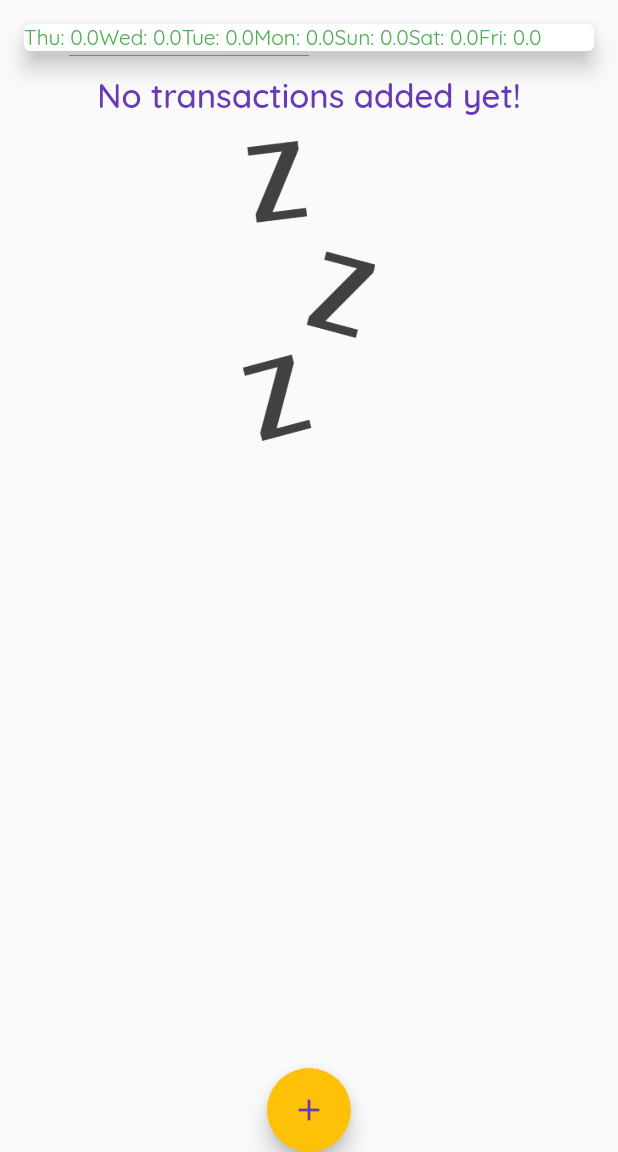
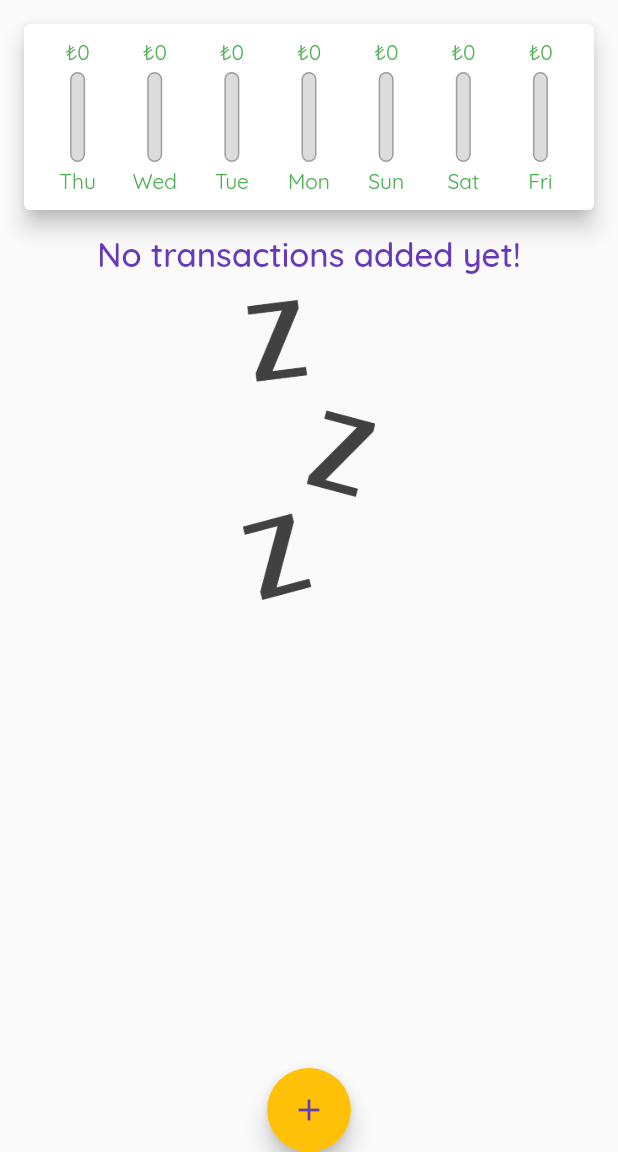
Before and after one commit to gunumdogdu/expenses_wallet_app, a Flutter app: the screen it shows after launch, on a phone screen of 412 x 824 dp, the part 84-1236 px from its top. Run offline on Flutter 3.47's test engine with Material 2 defaults, Android fonts, the phone set to English and light mode, and no system bars.

Commit message:
Chart logic fix

```diff
--- a/lib/widgets/chart.dart
+++ b/lib/widgets/chart.dart
@@ -1,6 +1,7 @@
 import 'package:flutter/material.dart';
 import 'package:intl/intl.dart';
 import '../models/transaction.dart';
+import './chart_bar.dart';
 
 class Chart extends StatelessWidget {
   final List<Transaction> recentTransactions;
@@ -29,15 +30,34 @@ class Chart extends StatelessWidget {
     );
   }
 
+  double get emirSpending {
+    return groupedTransactionValues.fold(0.0, (sum, item) {
+      return sum + (item['amount'] as double);
+    });
+  }
+
   @override
   Widget build(BuildContext context) {
     return Card(
       elevation: 6,
       margin: EdgeInsets.all(16),
-      child: Row(
-        children: groupedTransactionValues.map((data) {
-          return Text('${data['day']}: ${data['amount']}');
-        }).toList(),
+      child: Padding(
+        padding: EdgeInsets.all(10),
+        child: Row(
+          mainAxisAlignment: MainAxisAlignment.spaceAround,
+          children: groupedTransactionValues.map((data) {
+            return Flexible(
+              fit: FlexFit.tight,
+              child: ChartBar(
+                data['day'] as String,
+                data['amount'] as double,
+                emirSpending == 0.0
+                    ? 0.0
+                    : (data['amount'] as double) / emirSpending,
+              ),
+            );
+          }).toList(),
+        ),
       ),
     );
   }
--- a/lib/widgets/chart_bar.dart
+++ b/lib/widgets/chart_bar.dart
@@ -0,0 +1,53 @@
+import 'package:flutter/material.dart';
+import 'package:intl/intl.dart';
+
+class ChartBar extends StatelessWidget {
+  final String label;
+  final double spendingAmount;
+  final double spendingPctOfTotal;
+
+  ChartBar(this.label, this.spendingAmount, this.spendingPctOfTotal);
+
+  @override
+  Widget build(BuildContext context) {
+    final currencyFormat = NumberFormat.compact();
+    final formattedAmount = currencyFormat.format(spendingAmount);
+    return Column(
+      children: [
+        Text('\₺${formattedAmount}'),
+        // Text('\₺${spendingAmount.toStringAsFixed(2)}'),
+        SizedBox(
+          height: 4,
+        ),
+        Container(
+          height: 60,
+          width: 10,
+          child: Stack(
+            children: [
+              Container(
+                decoration: BoxDecoration(
+                  border: Border.all(color: Colors.grey, width: 1),
+                  color: Color.fromRGBO(220, 220, 220, 1),
+                  borderRadius: BorderRadius.circular(10),
+                ),
+              ),
+              FractionallySizedBox(
+                heightFactor: spendingPctOfTotal,
+                child: Container(
+                  decoration: BoxDecoration(
+                    color: Theme.of(context).primaryColor,
+                    borderRadius: BorderRadius.circular(10),
+                  ),
+                ),
+              ),
+            ],
+          ),
+        ),
+        SizedBox(
+          height: 4,
+        ),
+        Text(label),
+      ],
+    );
+  }
+}
```
